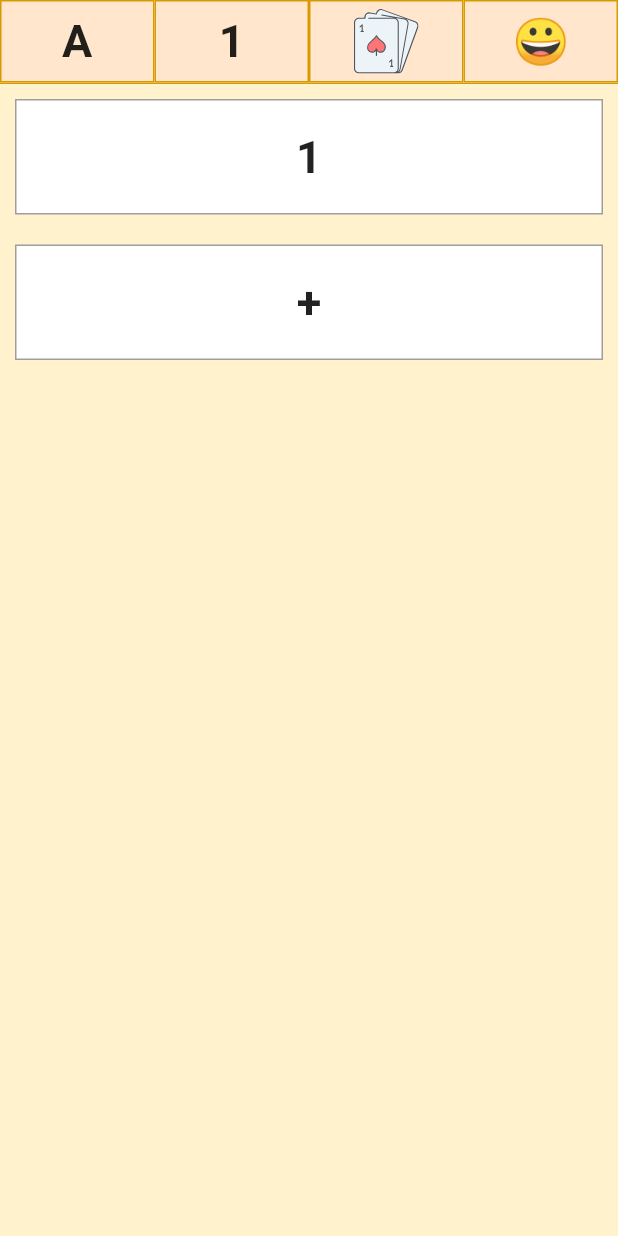
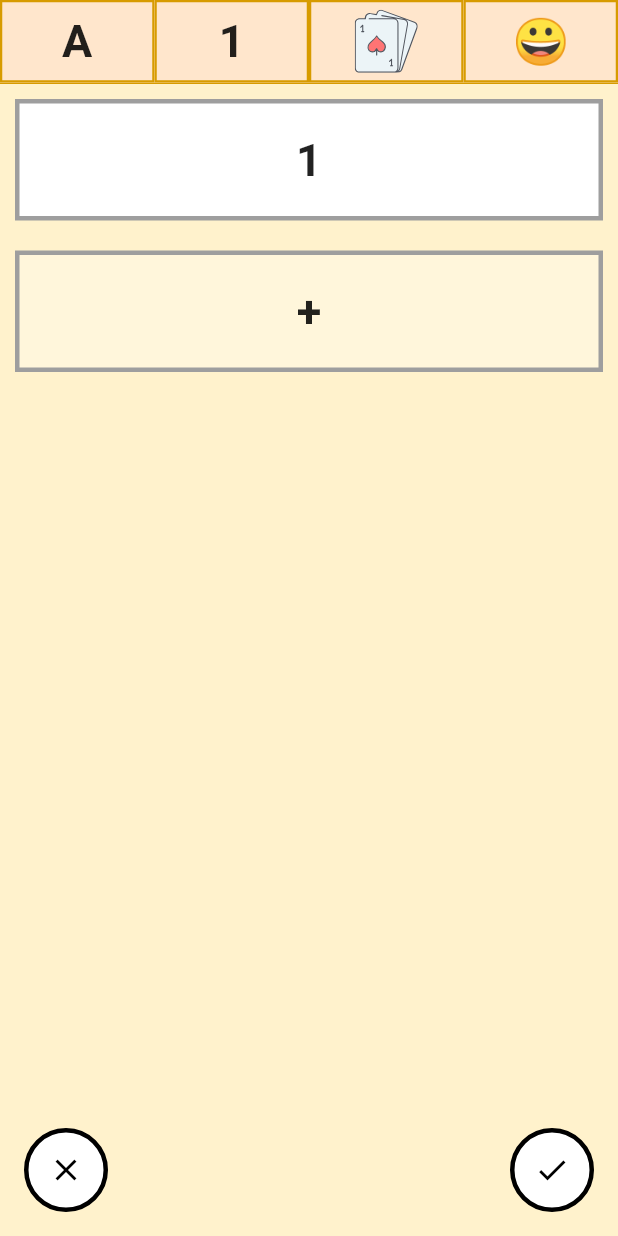
Before and after one commit to sansomguy/question_it, a Flutter app: the screen it shows after launch, after a tap on the "add" icon, on a phone screen of 412 x 824 dp. Run offline on Flutter 3.47's test engine with Material 2 defaults, Android fonts, the phone set to English and light mode, and no system bars; our stand-ins replace equatable, flutter_bloc, flutter_svg, rxdart.

Commit message:
Updated some styling

```diff
--- a/lib/buttons/circle.dart
+++ b/lib/buttons/circle.dart
@@ -0,0 +1,57 @@
+import 'package:flutter/cupertino.dart';
+import 'package:flutter/material.dart';
+import 'package:question_it/settings/borders.dart';
+
+
+class CircleButton extends StatefulWidget {
+
+  final GestureTapCallback onTap;
+  final IconData iconData;
+
+  const CircleButton({Key key, this.onTap, this.iconData}) : super(key: key);
+
+  @override
+  State<StatefulWidget> createState() {
+    return _CircleButton();
+  }
+}
+
+class _CircleButton extends State<CircleButton> {
+  bool selected = false;
+  final animationDuration = Duration(milliseconds: 50);
+
+  @override
+  Widget build(BuildContext context) {
+    double size = kToolbarHeight;
+
+    return GestureDetector(
+      onTap: () {
+        setState(() {
+          selected = true;
+          Future.delayed(animationDuration, () {
+            setState(() {
+              selected = false;
+            });
+          });
+        });
+        this.widget.onTap();
+      },
+      child: AnimatedContainer(
+        width: size,
+        height: size,
+        duration: animationDuration,
+        decoration: BoxDecoration(
+            color: selected ? Colors.blueGrey : Colors.white,
+            shape: BoxShape.circle,
+            border: Border.all(color: Colors.black, style: BorderStyle.solid, width: border_width)
+        ),
+        child: Container(
+          child: Icon(
+            this.widget.iconData,
+            color: Colors.black,
+          ),
+        ),
+      ),
+    );
+  }
+}
--- a/lib/buttons/start_docked.dart
+++ b/lib/buttons/start_docked.dart
@@ -0,0 +1,70 @@
+import 'package:flutter/material.dart';
+import 'dart:math' as math;
+
+
+
+class CustomFloatingActionButtonLocation {
+  static const startDocked = _StartFloatFloatingActionButtonLocation();
+}
+
+abstract class _FloatFloatingActionButtonLocation extends FloatingActionButtonLocation {
+  const _FloatFloatingActionButtonLocation();
+
+  // Positions the Y coordinate of the [FloatingActionButton] at a height
+  // where it docks to the [BottomAppBar].
+  @protected
+  double getDockedY(ScaffoldPrelayoutGeometry scaffoldGeometry) {
+    // Compute the y-axis offset.
+    final double contentBottom = scaffoldGeometry.contentBottom;
+    final double bottomSheetHeight = scaffoldGeometry.bottomSheetSize.height;
+    final double fabHeight = scaffoldGeometry.floatingActionButtonSize.height;
+    final double snackBarHeight = scaffoldGeometry.snackBarSize.height;
+    double fabY = contentBottom - fabHeight - kFloatingActionButtonMargin;
+    if (snackBarHeight > 0.0)
+      fabY = math.min(fabY, contentBottom - snackBarHeight - fabHeight - kFloatingActionButtonMargin);
+    if (bottomSheetHeight > 0.0)
+      fabY = math.min(fabY, contentBottom - bottomSheetHeight - fabHeight / 2.0);
+    return fabY;
+  }
+}
+
+class _StartFloatFloatingActionButtonLocation extends _FloatFloatingActionButtonLocation {
+  const _StartFloatFloatingActionButtonLocation();
+
+  @override
+  Offset getOffset(ScaffoldPrelayoutGeometry scaffoldGeometry) {
+    final double fabX = _startOffset(scaffoldGeometry);
+    return Offset(fabX, getDockedY(scaffoldGeometry));
+  }
+
+  @override
+  String toString() => 'FloatingActionButtonLocation.endDocked';
+}
+
+
+double _leftOffset(ScaffoldPrelayoutGeometry scaffoldGeometry, { double offset = 0.0 }) {
+  return kFloatingActionButtonMargin
+      + scaffoldGeometry.minInsets.left
+      - offset;
+}
+
+double _rightOffset(ScaffoldPrelayoutGeometry scaffoldGeometry, { double offset = 0.0 }) {
+  return scaffoldGeometry.scaffoldSize.width
+      - kFloatingActionButtonMargin
+      - scaffoldGeometry.minInsets.right
+      - scaffoldGeometry.floatingActionButtonSize.width
+      + offset;
+}
+
+
+
+double _startOffset(ScaffoldPrelayoutGeometry scaffoldGeometry, { double offset = 0.0 }) {
+  assert(scaffoldGeometry.textDirection != null);
+  switch (scaffoldGeometry.textDirection) {
+    case TextDirection.rtl:
+      return _rightOffset(scaffoldGeometry, offset: offset);
+    case TextDirection.ltr:
+      return _leftOffset(scaffoldGeometry, offset: offset);
+  }
+  return null;
+}
--- /dev/null
+++ b/lib/choose_username/screen_bloc.dart
@@ -0,0 +1,3 @@
+class ChooseUserNameScreenBloc {
+
+}
--- a/lib/create_question/buttons.dart
+++ b/lib/create_question/buttons.dart
@@ -2,6 +2,7 @@ import 'package:flutter/material.dart';
 import 'package:flutter/widgets.dart';
 import 'package:question_it/create_question/question_type_icon.dart';
 import 'package:question_it/questions/question.dart';
+import 'package:question_it/settings/borders.dart';
 import 'package:question_it/settings/colors.dart' as app_colors;
 
 
@@ -52,6 +53,7 @@ class _QuestionTypeButtonState extends State<QuestionTypeButton> {
             decoration: BoxDecoration(
               border: Border.all(
                       style: BorderStyle.solid,
+                      width: border_width/2,
                       color: app_colors.PrimaryADarkened
               )
             ),
--- a/lib/create_question/list.dart
+++ b/lib/create_question/list.dart
@@ -3,6 +3,7 @@ import 'dart:math';
 import 'package:flutter/cupertino.dart';
 import 'package:flutter/material.dart';
 import 'package:question_it/questions/question.dart';
+import 'package:question_it/settings/borders.dart';
 import 'package:question_it/settings/font.dart';
 
 typedef AddAnswer(Question question);
@@ -39,8 +40,8 @@ class CreateQuestionList extends StatelessWidget {
               },
               child: Container(
                   decoration: BoxDecoration(
-                      color: Colors.white,
-                      border: Border.all(color: Colors.grey, style: BorderStyle.solid, width: 1)
+                      color: Colors.white30,
+                      border: Border.all(color: Colors.grey, style: BorderStyle.solid, width: border_width)
                   ),
                   margin: EdgeInsets.all(10),
                   padding: EdgeInsets.all(20),
@@ -77,7 +78,7 @@ class CreateQuestionList extends StatelessWidget {
         child: Container(
               decoration: BoxDecoration(
                   color: Colors.white,
-                  border: Border.all(color: Colors.grey, style: BorderStyle.solid, width: 1)
+                  border: Border.all(color: Colors.grey, style: BorderStyle.solid, width: border_width)
               ),
               margin: EdgeInsets.all(10),
               padding: EdgeInsets.all(20),
--- a/lib/create_question/screen.dart
+++ b/lib/create_question/screen.dart
@@ -1,5 +1,8 @@
 import 'package:flutter/material.dart';
 import 'package:flutter/widgets.dart';
+import 'package:question_it/buttons/circle.dart';
+import 'package:question_it/buttons/start_docked.dart';
+import 'package:question_it/choose_username/screen.dart';
 import 'package:question_it/create_question/create_question_bloc.dart';
 import 'package:question_it/create_question/header.dart';
 import 'package:question_it/create_question/list.dart';
@@ -14,19 +17,38 @@ class CreateQuestionScreen extends StatelessWidget {
 
   @override
   Widget build(BuildContext context) {
-    return Scaffold(
-        body: SafeArea(
-            child: Container(
+    return Container(
+      color: app_colors.PrimaryA,
+      child: SafeArea(
+        child: Scaffold(
+          body: Scaffold(
+            body: _buildContent(),
+            floatingActionButton: CircleButton(
+              onTap: () => Navigator.of(context).push(MaterialPageRoute(builder: (context) => ChooseUserNameScreen())),
+              iconData: Icons.check,
+            ),
+          ),
+          floatingActionButton: CircleButton(
+            onTap: () => Navigator.of(context).pop(),
+            iconData: Icons.close,
+          ),
+          floatingActionButtonLocation:
+          CustomFloatingActionButtonLocation.startDocked,
+        ),
+      )
+    );
+  }
+
+  _buildContent() {
+    return Container(
       color: app_colors.backgroundPrimary,
       child: StreamBuilder(
         stream: this.bloc.activeQuestion,
-                    builder: (context, AsyncSnapshot<Question> snapshot) =>
-                        Column(children: [
-                          CreateQuestionHeader(
-                              onTypeSet: (type) {
+        builder: (context, AsyncSnapshot<Question> snapshot) => Column(
+          children: [
+            CreateQuestionHeader(onTypeSet: (type) {
               this.bloc.setType(snapshot.data, type);
-                              }
-                          ),
+            }),
             Expanded(
                 child: CreateQuestionList(
               question: snapshot.data,
@@ -34,12 +56,10 @@ class CreateQuestionScreen extends StatelessWidget {
               removeAnswer: bloc.removeAnswer,
               fibonacci: listBloc.fibonacci,
               emojis: listBloc.emojis,
-                              )
-                          )
-                        ])
-                )
-            )
-        )
+            ))
+          ],
+        ),
+      ),
     );
   }
 }
--- a/lib/settings/borders.dart
+++ b/lib/settings/borders.dart
@@ -0,0 +1,3 @@
+library borders;
+
+const double border_width = 3;
--- a/lib/start/start_button.dart
+++ b/lib/start/start_button.dart
@@ -1,4 +1,5 @@
 import 'package:flutter/material.dart';
+import 'package:question_it/settings/borders.dart';
 import 'package:question_it/settings/colors.dart' as app_colors;
 
 enum StartButtonType { Add, Search }
@@ -48,7 +49,7 @@ class _StartButtonState extends State<StartButton>
 
     _animationController = AnimationController(
       vsync: this,
-      duration: Duration(milliseconds: 300),
+      duration: Duration(milliseconds: 50),
     );
     _animation = getAnimation();
   }
@@ -60,25 +61,32 @@ class _StartButtonState extends State<StartButton>
       builder: (context, widget) {
         return Container(
             width: double.infinity,
+            padding: EdgeInsets.all(kToolbarHeight),
             decoration: BoxDecoration(
               color: _animation.value,
               border: Border.all(
-                  width: 3,
+                  width: border_width,
                   color: buttonType == StartButtonType.Add
                       ? app_colors.PrimaryADarkened
                       : app_colors.PrimaryBDarkened),
             ),
-            child: IconButton(
-              onPressed: () {
+            child: GestureDetector(
+              onTap: () {
                 _animationController.fling(velocity: 1).whenComplete(() {
                   _animationController.reverse();
                 });
                 this.onClick();
               },
-              iconSize: 120,
-              color: Colors.black,
-              icon: Icon(
-                  buttonType == StartButtonType.Add ? Icons.add : Icons.search),
+              child: Container(
+                decoration: BoxDecoration(
+                  color: Colors.white,
+                  shape: BoxShape.circle,
+                  border: Border.all(width: border_width, style: BorderStyle.solid, color: Colors.black)
+                ),
+                child: Icon(
+                    buttonType == StartButtonType.Add ? Icons.add : Icons.search, size: 120, color: Colors.black
+                )
+              ),
             ));
       },
     );
--- a/lib/start/start_screen.dart
+++ b/lib/start/start_screen.dart
@@ -1,11 +1,9 @@
 import 'package:flutter/material.dart';
-import 'package:flutter_bloc/flutter_bloc.dart';
-import 'package:question_it/questions/question.dart';
 import 'package:question_it/start/start_button.dart';
 import 'package:question_it/start/start_screen_bloc.dart';
+import 'package:question_it/settings/colors.dart' as app_colors;
 
 class StartScreen extends StatefulWidget {
-
   final StartScreenBloc bloc;
 
   StartScreen({this.bloc});
@@ -16,16 +14,16 @@ class StartScreen extends StatefulWidget {
   }
 }
 
-
 class _StartScreenState extends State<StartScreen> {
-
   _StartScreenState();
 
   @override
   Widget build(BuildContext context) {
-    return Scaffold(
-        body: SafeArea(
-          child: Column(children: <Widget>[
+    return Container(
+      color: app_colors.PrimaryB,
+      child: SafeArea(
+        child: Scaffold(
+          body: Column(children: <Widget>[
             Flexible(
               flex: 1,
               fit: FlexFit.tight,
@@ -36,10 +34,10 @@ class _StartScreenState extends State<StartScreen> {
                 fit: FlexFit.tight,
                 child: StartButton(
                     buttonType: StartButtonType.Add,
-                    onClick: () => this.widget.bloc.createQuestion(context)
-                )
-            )
+                    onClick: () => this.widget.bloc.createQuestion(context)))
           ]),
-        ));
+        ),
+      ),
+    );
   }
 }
```
Also changed, not shown: lib/choose_username/screen.dart (added, +38 -0 lines). Lines whose indentation alone changed are shown as unchanged.
